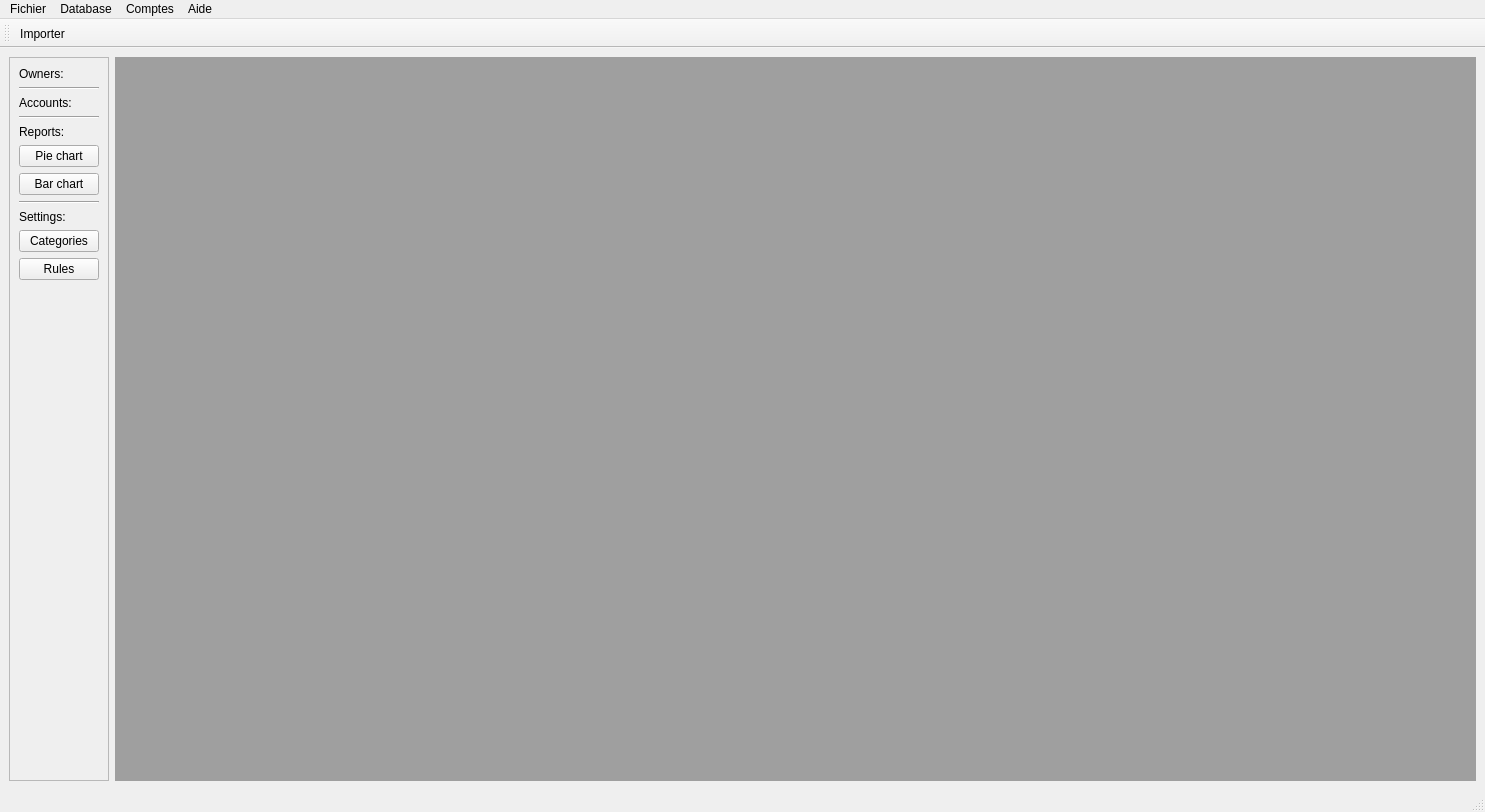
Old version of the form src/ui/mainwindow.ui in the repository KindVador/Accountancy.
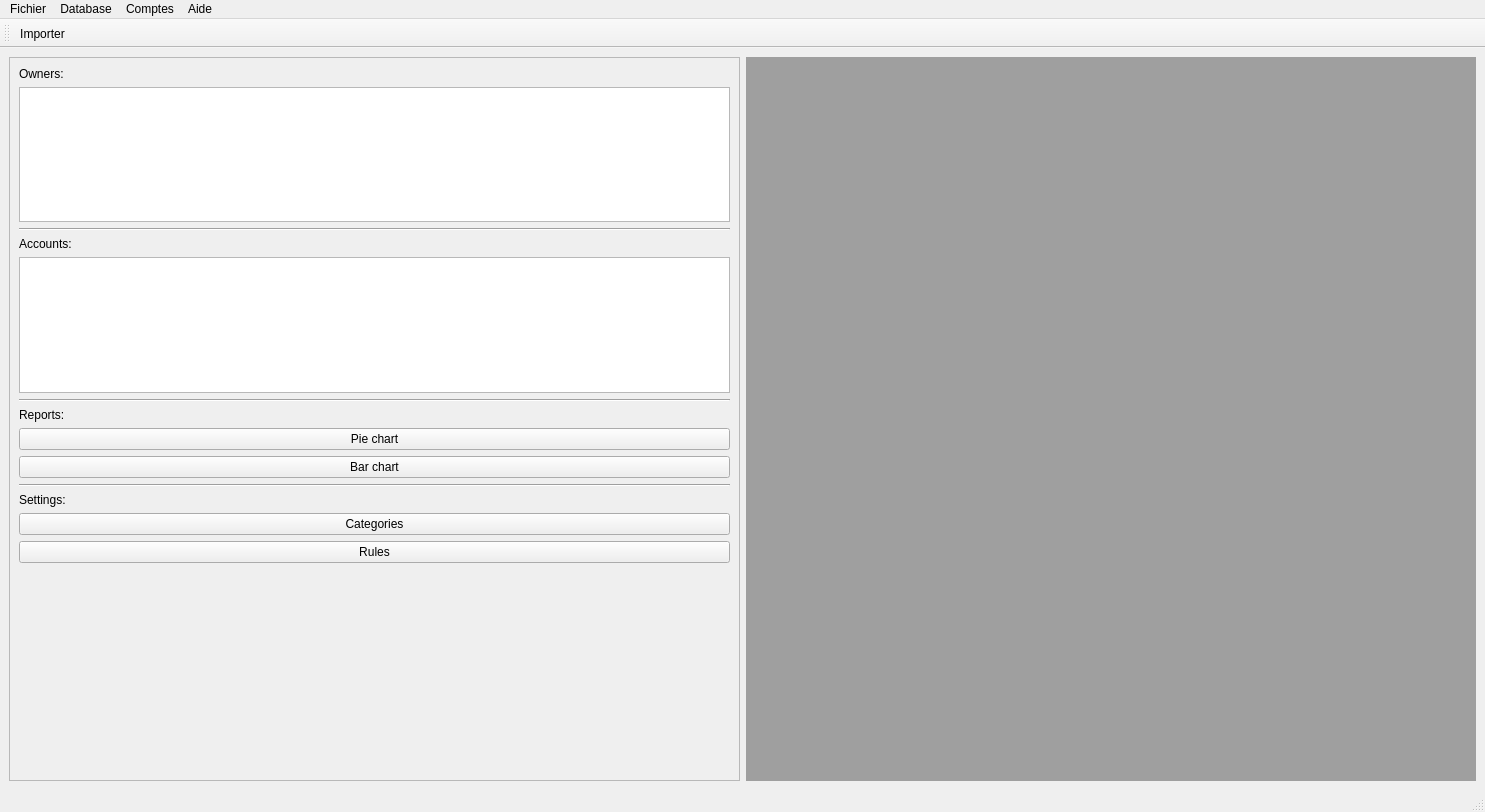
New version of the form. Icons and pictures are not drawn.

Commit message: update MVC structure and display Owner list on MainWindow

```diff
--- a/src/ui/mainwindow.ui
+++ b/src/ui/mainwindow.ui
@@ -38,7 +38,7 @@
         </widget>
        </item>
        <item>
-        <layout class="QVBoxLayout" name="ownersLayout"/>
+        <widget class="QListView" name="ownersView"/>
        </item>
        <item>
         <widget class="Line" name="lineOwners">
@@ -55,7 +55,7 @@
         </widget>
        </item>
        <item>
-        <layout class="QVBoxLayout" name="accountsLayout"/>
+        <widget class="QListView" name="accountsView"/>
        </item>
        <item>
         <widget class="Line" name="lineAccounts">
```
Left out of the diff: 2 changed lines with no effect on the pictures. The commit also changes 22 other files.
